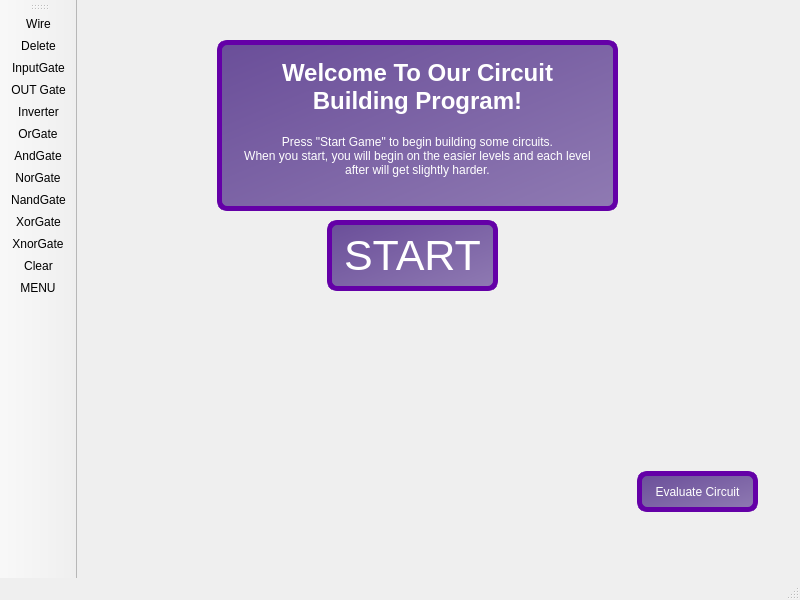
Before: the Qt Designer form CircuitBuilder/mainwindow.ui in lilzooty/IzziLab, drawn with Qt 5.
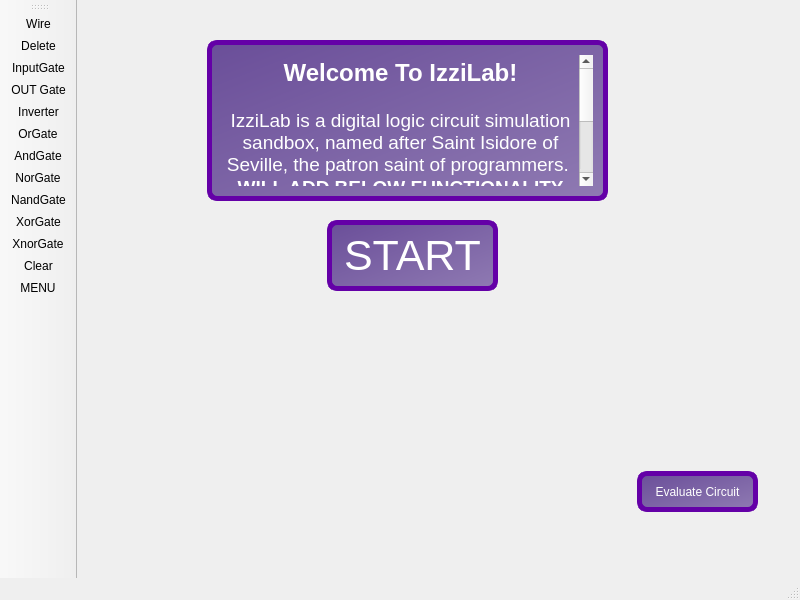
After: the same form once the commit is applied. Icons and pictures are not drawn.

```diff
--- a/CircuitBuilder/mainwindow.ui
+++ b/CircuitBuilder/mainwindow.ui
@@ -10,10 +10,22 @@
     <height>600</height>
    </rect>
   </property>
+  <property name="sizePolicy">
+   <sizepolicy hsizetype="Expanding" vsizetype="Expanding">
+    <horstretch>0</horstretch>
+    <verstretch>0</verstretch>
+   </sizepolicy>
+  </property>
   <property name="windowTitle">
    <string>MainWindow</string>
   </property>
   <widget class="QWidget" name="centralwidget">
+   <property name="sizePolicy">
+    <sizepolicy hsizetype="Preferred" vsizetype="Preferred">
+     <horstretch>0</horstretch>
+     <verstretch>0</verstretch>
+    </sizepolicy>
+   </property>
    <widget class="QPushButton" name="startButton">
     <property name="geometry">
      <rect>
@@ -61,12 +73,18 @@
    <widget class="QTextEdit" name="textEdit">
     <property name="geometry">
      <rect>
-      <x>140</x>
+      <x>130</x>
       <y>40</y>
       <width>401</width>
-      <height>171</height>
+      <height>161</height>
      </rect>
     </property>
+    <property name="sizePolicy">
+     <sizepolicy hsizetype="Expanding" vsizetype="Expanding">
+      <horstretch>0</horstretch>
+      <verstretch>0</verstretch>
+     </sizepolicy>
+    </property>
     <property name="styleSheet">
      <string notr="true">QTextEdit{
 	border-style: solid;
@@ -80,6 +98,9 @@
 
 </string>
     </property>
+    <property name="readOnly">
+     <bool>true</bool>
+    </property>
     <property name="html">
      <string>&lt;!DOCTYPE HTML PUBLIC &quot;-//W3C//DTD HTML 4.0//EN&quot; &quot;http://www.w3.org/TR/REC-html40/strict.dtd&quot;&gt;
 &lt;html&gt;&lt;head&gt;&lt;meta name=&quot;qrichtext&quot; content=&quot;1&quot; /&gt;&lt;meta charset=&quot;utf-8&quot; /&gt;&lt;style type=&quot;text/css&quot;&gt;
@@ -88,7 +109,10 @@
 li.unchecked::marker { content: &quot;\2610&quot;; }
 li.checked::marker { content: &quot;\2612&quot;; }
 &lt;/style&gt;&lt;/head&gt;&lt;body style=&quot; font-family:'.AppleSystemUIFont'; font-size:13pt; font-weight:400; font-style:normal;&quot;&gt;
-&lt;p align=&quot;center&quot; style=&quot; margin-top:0px; margin-bottom:0px; margin-left:0px; margin-right:0px; -qt-block-indent:0; text-indent:0px;&quot;&gt;&lt;span style=&quot; font-family:'Segoe UI'; font-size:18pt; font-weight:700;&quot;&gt;Welcome To Our Circuit Building Program!&lt;/span&gt;&lt;span style=&quot; font-family:'Segoe UI'; font-size:9pt;&quot;&gt;&lt;br /&gt;&lt;br /&gt;Press &amp;quot;Start Game&amp;quot; to begin building some circuits.&lt;br /&gt;When you start, you will begin on the easier levels and each level after will get slightly harder.&lt;/span&gt;&lt;/p&gt;&lt;/body&gt;&lt;/html&gt;</string>
+&lt;p align=&quot;center&quot; style=&quot; margin-top:0px; margin-bottom:0px; margin-left:0px; margin-right:0px; -qt-block-indent:0; text-indent:0px;&quot;&gt;&lt;span style=&quot; font-family:'Segoe UI'; font-size:18pt; font-weight:700;&quot;&gt;Welcome To IzziLab!&lt;/span&gt;&lt;span style=&quot; font-family:'Segoe UI'; font-size:9pt;&quot;&gt;&lt;br /&gt;&lt;/span&gt;&lt;span style=&quot; font-family:'Segoe UI'; font-size:14pt;&quot;&gt;&lt;br /&gt;IzziLab is a digital logic circuit simulation sandbox, named after Saint Isidore of Seville, the patron saint of programmers. &lt;/span&gt;&lt;/p&gt;
+&lt;p align=&quot;center&quot; style=&quot; margin-top:0px; margin-bottom:0px; margin-left:0px; margin-right:0px; -qt-block-indent:0; text-indent:0px;&quot;&gt;&lt;span style=&quot; font-family:'Segoe UI'; font-size:14pt; font-weight:700;&quot;&gt;WILL ADD BELOW FUNCTIONALITY LATER&lt;/span&gt;&lt;/p&gt;
+&lt;p align=&quot;center&quot; style=&quot; margin-top:0px; margin-bottom:0px; margin-left:0px; margin-right:0px; -qt-block-indent:0; text-indent:0px;&quot;&gt;&lt;span style=&quot; font-family:'Segoe UI'; font-size:14pt;&quot;&gt;Press &amp;quot;Build New Circuit&amp;quot; or &amp;quot;Open Circuit&amp;quot;&lt;/span&gt;&lt;/p&gt;
+&lt;p align=&quot;center&quot; style=&quot; margin-top:0px; margin-bottom:0px; margin-left:0px; margin-right:0px; -qt-block-indent:0; text-indent:0px;&quot;&gt;&lt;span style=&quot; font-family:'Segoe UI'; font-size:14pt;&quot;&gt;&lt;br /&gt;&lt;/span&gt;&lt;/p&gt;&lt;/body&gt;&lt;/html&gt;</string>
     </property>
    </widget>
    <widget class="QPushButton" name="EvaluateButton">
```
Left out of the diff: 9 changed lines with no effect on the pictures.
